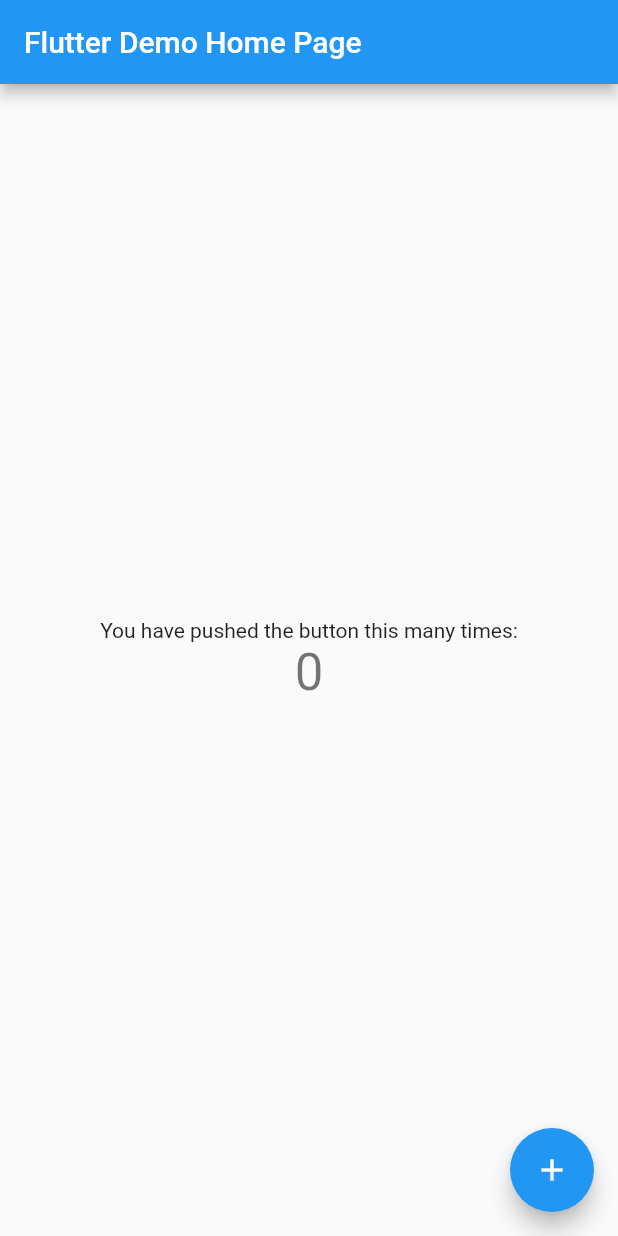
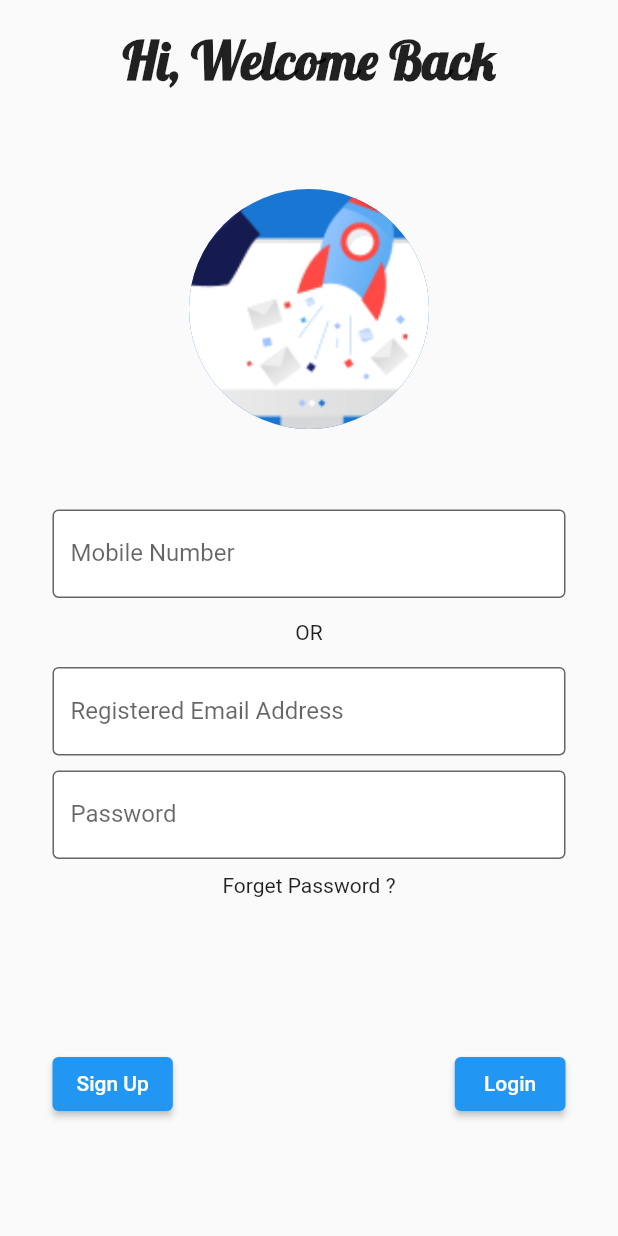
Before and after one commit to eKaksha-mobile/e-kaksha, a Flutter app: the screen it shows after launch, on a phone screen of 412 x 824 dp. Run offline on Flutter 3.47's test engine with Material 2 defaults, Android fonts, the phone set to English and light mode, and no system bars.

Commit message:
login Page

```diff
--- /dev/null
+++ b/lib/Components/inputBox.dart
@@ -0,0 +1,22 @@
+import 'package:flutter/material.dart';
+
+class InputBox extends StatelessWidget {
+  final String title;
+  final String hint;
+  InputBox({required this.title, required this.hint});
+
+  @override
+  Widget build(BuildContext context) {
+    return Container(
+      margin: EdgeInsets.only(left: 35, right: 35),
+      child: TextField(
+          // style: TextStyle(color: Colors.red),
+          decoration: InputDecoration(
+              fillColor: Colors.white,
+              filled: true,
+              labelText: title,
+              hintText: hint,
+              border: OutlineInputBorder())),
+    );
+  }
+}
--- a/lib/main.dart
+++ b/lib/main.dart
@@ -1,8 +1,13 @@
 import 'package:flutter/material.dart';
+import 'Components/inputBox.dart';
 
 void main() {
   runApp(const MyApp());
 }
+
+const Widget hr = SizedBox(
+  height: 10,
+);
 
 class MyApp extends StatelessWidget {
   const MyApp({super.key});
@@ -11,105 +16,104 @@ class MyApp extends StatelessWidget {
   @override
   Widget build(BuildContext context) {
     return MaterialApp(
-      title: 'Flutter Demo',
+      title: 'eKaksha',
       theme: ThemeData(
-        // This is the theme of your application.
-        //
-        // Try running your application with "flutter run". You'll see the
-        // application has a blue toolbar. Then, without quitting the app, try
-        // changing the primarySwatch below to Colors.green and then invoke
-        // "hot reload" (press "r" in the console where you ran "flutter run",
-        // or simply save your changes to "hot reload" in a Flutter IDE).
-        // Notice that the counter didn't reset back to zero; the application
-        // is not restarted.
         primarySwatch: Colors.blue,
       ),
-      home: const MyHomePage(title: 'Flutter Demo Home Page'),
+      initialRoute: '/',
+      routes: {
+        '/': (context) => Login(),
+      },
     );
   }
 }
 
-class MyHomePage extends StatefulWidget {
-  const MyHomePage({super.key, required this.title});
-
-  // This widget is the home page of your application. It is stateful, meaning
-  // that it has a State object (defined below) that contains fields that affect
-  // how it looks.
-
-  // This class is the configuration for the state. It holds the values (in this
-  // case the title) provided by the parent (in this case the App widget) and
-  // used by the build method of the State. Fields in a Widget subclass are
-  // always marked "final".
-
-  final String title;
-
-  @override
-  State<MyHomePage> createState() => _MyHomePageState();
-}
-
-class _MyHomePageState extends State<MyHomePage> {
-  int _counter = 0;
-
-  void _incrementCounter() {
-    setState(() {
-      // This call to setState tells the Flutter framework that something has
-      // changed in this State, which causes it to rerun the build method below
-      // so that the display can reflect the updated values. If we changed
-      // _counter without calling setState(), then the build method would not be
-      // called again, and so nothing would appear to happen.
-      _counter++;
-    });
-  }
+class Login extends StatelessWidget {
+  const Login({super.key});
 
   @override
   Widget build(BuildContext context) {
-    // This method is rerun every time setState is called, for instance as done
-    // by the _incrementCounter method above.
-    //
-    // The Flutter framework has been optimized to make rerunning build methods
-    // fast, so that you can just rebuild anything that needs updating rather
-    // than having to individually change instances of widgets.
-    return Scaffold(
-      appBar: AppBar(
-        // Here we take the value from the MyHomePage object that was created by
-        // the App.build method, and use it to set our appbar title.
-        title: Text(widget.title),
-      ),
-      body: Center(
-        // Center is a layout widget. It takes a single child and positions it
-        // in the middle of the parent.
-        child: Column(
-          // Column is also a layout widget. It takes a list of children and
-          // arranges them vertically. By default, it sizes itself to fit its
-          // children horizontally, and tries to be as tall as its parent.
-          //
-          // Invoke "debug painting" (press "p" in the console, choose the
-          // "Toggle Debug Paint" action from the Flutter Inspector in Android
-          // Studio, or the "Toggle Debug Paint" command in Visual Studio Code)
-          // to see the wireframe for each widget.
-          //
-          // Column has various properties to control how it sizes itself and
-          // how it positions its children. Here we use mainAxisAlignment to
-          // center the children vertically; the main axis here is the vertical
-          // axis because Columns are vertical (the cross axis would be
-          // horizontal).
-          mainAxisAlignment: MainAxisAlignment.center,
-          children: <Widget>[
-            const Text(
-              'You have pushed the button this many times:',
+    return SafeArea(
+      child: Scaffold(
+        // appBar: AppBar(
+        //   title: Text('Welocme to eKaksha'),
+        // ),
+        body: Column(
+          children: [
+            Expanded(
+              flex: 1,
+              child: Padding(
+                padding: const EdgeInsets.only(top: 18.0),
+                child: Text(
+                  'Hi, Welcome Back',
+                  style: TextStyle(
+                      fontSize: 35,
+                      fontWeight: FontWeight.bold,
+                      fontFamily: 'Lobster'),
+                ),
+              ),
             ),
-            Text(
-              '$_counter',
-              style: Theme.of(context).textTheme.headline4,
+            Expanded(
+              flex: 3,
+              child: CircleAvatar(
+                backgroundImage: AssetImage('assets/images/logo.png'),
+                radius: 80,
+              ),
             ),
+            Expanded(
+              flex: 6,
+              child: SingleChildScrollView(
+                child: Column(
+                  mainAxisAlignment: MainAxisAlignment.spaceBetween,
+                  children: [
+                    Column(
+                      children: [
+                        hr,
+                        InputBox(
+                          title: 'Mobile Number',
+                          hint: '+0 111 222 4444',
+                        ),
+                        Container(
+                            margin: EdgeInsets.symmetric(vertical: 15.0),
+                            child: Text('OR')),
+                        InputBox(
+                          title: 'Registered Email Address',
+                          hint: 'ekaksha@gmail.com',
+                        ),
+                        hr,
+                        InputBox(
+                          title: 'Password',
+                          hint: '******',
+                        ),
+                        hr,
+                        GestureDetector(
+                            onTap: () {
+                              print('tap');
+                            },
+                            child: Text(
+                              'Forget Password ?',
+                            )),
+                      ],
+                    ),
+                    Container(
+                      margin: EdgeInsets.fromLTRB(35, 100, 35, 10),
+                      child: Row(
+                        mainAxisAlignment: MainAxisAlignment.spaceBetween,
+                        children: [
+                          ElevatedButton(
+                              onPressed: () {}, child: Text('Sign Up')),
+                          ElevatedButton(
+                              onPressed: () {}, child: Text(' Login ')),
+                        ],
+                      ),
+                    )
+                  ],
+                ),
+              ),
+            )
           ],
         ),
       ),
-      floatingActionButton: FloatingActionButton(
-        onPressed: _incrementCounter,
-        tooltip: 'Increment',
-        child: const Icon(Icons.add),
-      ), // This trailing comma makes auto-formatting nicer for build methods.
     );
   }
 }
```
Also changed, not shown: pubspec.yaml (+6 -17 lines), assets/fonts/Lobster-Regular.ttf (added), assets/images/logo.gif (added), assets/images/logo.png (added).
